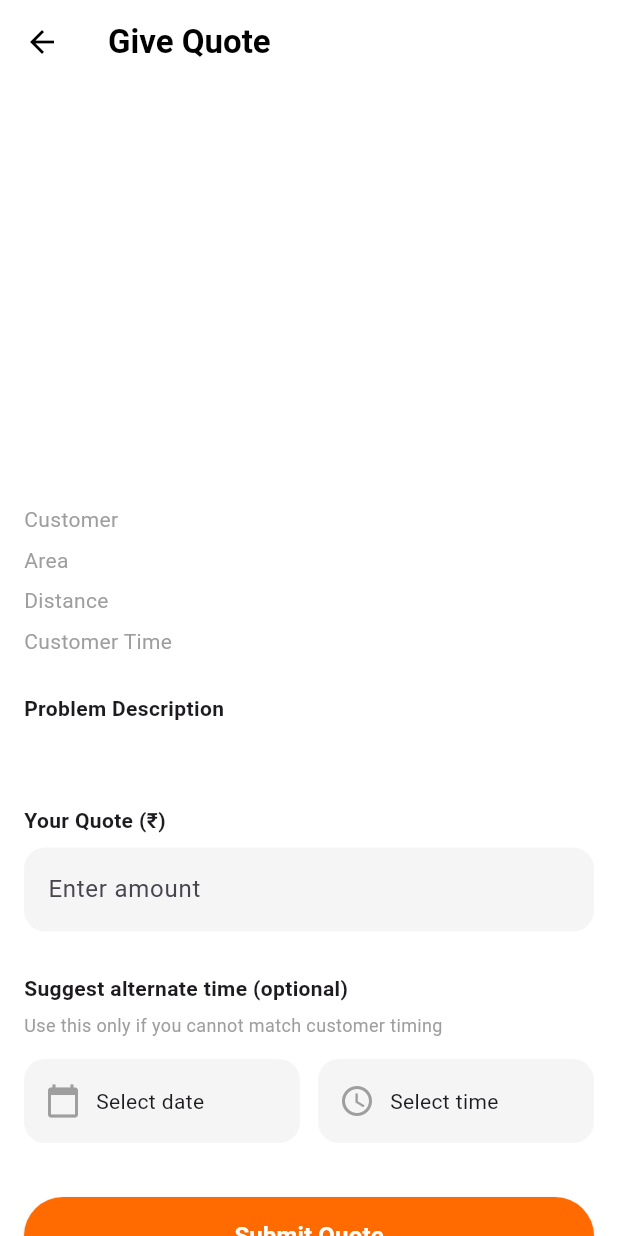
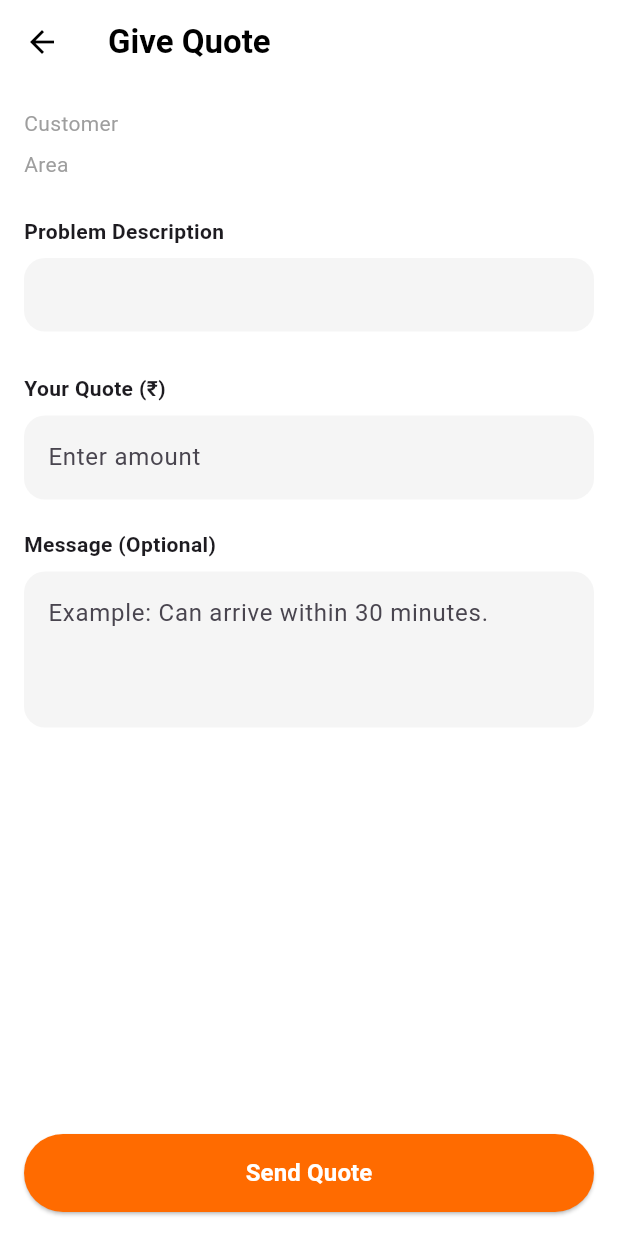
Before and after one commit to basatro/uzhai-mvp, a Flutter app: the TechQuoteScreen screen opened directly with empty values, on a phone screen of 412 x 824 dp. Run offline on Flutter 3.47's test engine with Material 3 defaults, Android fonts, the phone set to English and light mode, and no system bars; our stand-ins replace cloud_firestore, firebase_auth, firebase_core; accounts and stored records are empty.

Commit message:
Implemented technician job feed and finalized quote workflow

```diff
--- a/lib/screens2/tech_home_screen.dart
+++ b/lib/screens2/tech_home_screen.dart
@@ -144,6 +144,55 @@ class JobCard extends StatelessWidget {
 
   static const Color neonOrange = Color(0xFFFF6B00);
 
+  // ✅ ADDED — Skip dialog method
+  void _showSkipDialog(BuildContext context) {
+    showDialog(
+      context: context,
+      builder: (context) {
+        return AlertDialog(
+          shape: RoundedRectangleBorder(
+            borderRadius: BorderRadius.circular(16),
+          ),
+          title: const Text("Skip Job"),
+          content: const Text(
+            "Are you sure you want to skip this job?\n\nThis job won't appear in your feed again.",
+          ),
+          actions: [
+            TextButton(
+              onPressed: () {
+                Navigator.pop(context);
+              },
+              child: const Text("Cancel"),
+            ),
+            ElevatedButton(
+              onPressed: () {
+                Navigator.pop(context);
+                ScaffoldMessenger.of(context).showSnackBar(
+                  const SnackBar(
+                    content: Text("Job skipped successfully"),
+                  ),
+                );
+                // TODO:
+                // Later we'll update Firestore:
+                //
+                // skippedBy: [technicianUID]
+                //
+                // so this technician never sees this job again.
+              },
+              style: ElevatedButton.styleFrom(
+                backgroundColor: Colors.orange,
+              ),
+              child: const Text(
+                "Skip",
+                style: TextStyle(color: Colors.white),
+              ),
+            ),
+          ],
+        );
+      },
+    );
+  }
+
   @override
   Widget build(BuildContext context) {
     return Container(
@@ -250,19 +299,22 @@ class JobCard extends StatelessWidget {
 
           const SizedBox(height: 18),
 
-          /// ❌ DENY | ✅ ACCEPT
+          /// ⏭️ SKIP | ✅ ACCEPT
           Row(
             children: [
               Expanded(
+                // ✅ CHANGED — "Deny" replaced with "Skip" that opens dialog
                 child: OutlinedButton(
-                  onPressed: () {},
+                  onPressed: () {
+                    _showSkipDialog(context);
+                  },
                   style: OutlinedButton.styleFrom(
                     side: const BorderSide(color: Colors.grey),
                     shape: RoundedRectangleBorder(
                       borderRadius: BorderRadius.circular(26),
                     ),
                   ),
-                  child: const Text("Deny"),
+                  child: const Text("Skip"),
                 ),
               ),
               const SizedBox(width: 14),
--- a/lib/screens2/tech_quote_screen.dart
+++ b/lib/screens2/tech_quote_screen.dart
@@ -42,14 +42,18 @@ class TechQuoteScreen extends StatelessWidget {
         ),
       ),
 
-      // 📄 BODY
-      body: SingleChildScrollView(
+      // ✅ CHANGE 5: Fixed bottom button — body is now Column with Expanded scroll + pinned button
+      body: Column(
+        children: [
+          Expanded(
+            child: SingleChildScrollView(
               padding: const EdgeInsets.all(16),
               child: Column(
                 crossAxisAlignment: CrossAxisAlignment.start,
                 children: [
 
-            /// 🖼️ JOB IMAGES (1:1 – Instagram style)
+                  // ✅ CHANGE 4: Only show image row if images list is non-empty
+                  if (images.isNotEmpty)
                     SizedBox(
                       height: 240,
                       child: ListView.separated(
@@ -79,36 +83,45 @@ class TechQuoteScreen extends StatelessWidget {
                       ),
                     ),
 
-            const SizedBox(height: 24),
+                  if (images.isNotEmpty) const SizedBox(height: 24),
 
-            /// 👤 CUSTOMER INFO
+                  // 👤 CUSTOMER INFO
                   _infoRow("Customer", customerName),
                   _infoRow("Area", area),
-            _infoRow("Distance", distance),
-            _infoRow("Customer Time", time),
+
+                  // ✅ CHANGE 6: Only show distance/time if non-empty
+                  if (distance.isNotEmpty) _infoRow("Distance", distance),
+                  if (time.isNotEmpty) _infoRow("Customer Time", time),
 
                   const SizedBox(height: 18),
 
-            /// 📝 PROBLEM DESCRIPTION
+                  // ✅ CHANGE 3: Problem description inside a styled card container
                   const Text(
                     "Problem Description",
                     style: TextStyle(fontWeight: FontWeight.bold),
                   ),
-            const SizedBox(height: 6),
-            Text(
+                  const SizedBox(height: 8),
+                  Container(
+                    width: double.infinity,
+                    padding: const EdgeInsets.all(14),
+                    decoration: BoxDecoration(
+                      color: Colors.grey.shade100,
+                      borderRadius: BorderRadius.circular(14),
+                    ),
+                    child: Text(
                       problem,
-              style: const TextStyle(color: Colors.grey),
+                      style: const TextStyle(color: Colors.black87),
+                    ),
                   ),
 
                   const SizedBox(height: 28),
 
-            /// 💰 QUOTE AMOUNT
+                  // 💰 QUOTE AMOUNT
                   const Text(
                     "Your Quote (₹)",
                     style: TextStyle(fontWeight: FontWeight.bold),
                   ),
                   const SizedBox(height: 8),
-
                   TextField(
                     keyboardType: TextInputType.number,
                     decoration: InputDecoration(
@@ -122,38 +135,44 @@ class TechQuoteScreen extends StatelessWidget {
                     ),
                   ),
 
-            const SizedBox(height: 28),
-
-            /// ⏰ OPTIONAL ALTERNATE TIME
+                  // ✅ CHANGE 2: Message field replaces alternate date/time
+                  const SizedBox(height: 20),
                   const Text(
-              "Suggest alternate time (optional)",
+                    "Message (Optional)",
                     style: TextStyle(fontWeight: FontWeight.bold),
                   ),
-            const SizedBox(height: 6),
-            const Text(
-              "Use this only if you cannot match customer timing",
-              style: TextStyle(color: Colors.grey, fontSize: 12),
+                  const SizedBox(height: 8),
+                  TextField(
+                    maxLines: 3,
+                    decoration: InputDecoration(
+                      hintText: "Example: Can arrive within 30 minutes.",
+                      filled: true,
+                      fillColor: Colors.grey.shade100,
+                      border: OutlineInputBorder(
+                        borderRadius: BorderRadius.circular(14),
+                        borderSide: BorderSide.none,
+                      ),
+                    ),
                   ),
 
-            const SizedBox(height: 14),
+                  const SizedBox(height: 16),
 
-            Row(
-              children: const [
-                Expanded(child: _DatePickerField()),
-                SizedBox(width: 12),
-                Expanded(child: _TimePickerField()),
+                  // ✅ CHANGE 1: Alternate date/time section removed entirely
                 ],
               ),
+            ),
+          ),
 
-            const SizedBox(height: 36),
-
-            /// ✅ SUBMIT QUOTE
-            SizedBox(
+          // ✅ CHANGE 5: Pinned bottom button (Swiggy/Zomato/Uber style)
+          SafeArea(
+            child: Container(
+              padding: const EdgeInsets.all(16),
+              child: SizedBox(
                 width: double.infinity,
                 height: 52,
                 child: ElevatedButton(
                   onPressed: () {
-                  Navigator.pop(context); // UI only
+                    Navigator.pop(context); // UI only — wire up Firestore later
                   },
                   style: ElevatedButton.styleFrom(
                     backgroundColor: neonOrange,
@@ -162,7 +181,7 @@ class TechQuoteScreen extends StatelessWidget {
                     ),
                   ),
                   child: const Text(
-                  "Submit Quote",
+                    "Send Quote",
                     style: TextStyle(
                       fontSize: 16,
                       fontWeight: FontWeight.bold,
@@ -171,8 +190,9 @@ class TechQuoteScreen extends StatelessWidget {
                   ),
                 ),
               ),
+            ),
+          ),
         ],
-        ),
       ),
     );
   }
@@ -201,96 +221,4 @@ class TechQuoteScreen extends StatelessWidget {
   }
 }
 
-//////////////// DATE PICKER //////////////////
-
-class _DatePickerField extends StatefulWidget {
-  const _DatePickerField();
-
-  @override
-  State<_DatePickerField> createState() => _DatePickerFieldState();
-}
-
-class _DatePickerFieldState extends State<_DatePickerField> {
-  DateTime? selectedDate;
-
-  @override
-  Widget build(BuildContext context) {
-    return InkWell(
-      onTap: () async {
-        final date = await showDatePicker(
-          context: context,
-          initialDate: DateTime.now(),
-          firstDate: DateTime.now(),
-          lastDate: DateTime.now().add(const Duration(days: 30)),
-        );
-        if (date != null) {
-          setState(() => selectedDate = date);
-        }
-      },
-      child: Container(
-        padding: const EdgeInsets.symmetric(horizontal: 14, vertical: 16),
-        decoration: BoxDecoration(
-          color: Colors.grey.shade100,
-          borderRadius: BorderRadius.circular(14),
-        ),
-        child: Row(
-          children: [
-            const Icon(Icons.calendar_today, color: Colors.grey),
-            const SizedBox(width: 10),
-            Text(
-              selectedDate == null
-                  ? "Select date"
-                  : "${selectedDate!.day}/${selectedDate!.month}/${selectedDate!.year}",
-            ),
-          ],
-        ),
-      ),
-    );
-  }
-}
-
-//////////////// TIME PICKER //////////////////
-
-class _TimePickerField extends StatefulWidget {
-  const _TimePickerField();
-
-  @override
-  State<_TimePickerField> createState() => _TimePickerFieldState();
-}
-
-class _TimePickerFieldState extends State<_TimePickerField> {
-  TimeOfDay? selectedTime;
-
-  @override
-  Widget build(BuildContext context) {
-    return InkWell(
-      onTap: () async {
-        final time = await showTimePicker(
-          context: context,
-          initialTime: TimeOfDay.now(),
-        );
-        if (time != null) {
-          setState(() => selectedTime = time);
-        }
-      },
-      child: Container(
-        padding: const EdgeInsets.symmetric(horizontal: 14, vertical: 16),
-        decoration: BoxDecoration(
-          color: Colors.grey.shade100,
-          borderRadius: BorderRadius.circular(14),
-        ),
-        child: Row(
-          children: [
-            const Icon(Icons.access_time, color: Colors.grey),
-            const SizedBox(width: 10),
-            Text(
-              selectedTime == null
-                  ? "Select time"
-                  : selectedTime!.format(context),
-            ),
-          ],
-        ),
-      ),
-    );
-  }
-}
+// ✅ CHANGE 1: _DatePickerField and _TimePickerField classes removed entirely
```
Lines whose indentation alone changed are shown as unchanged.
